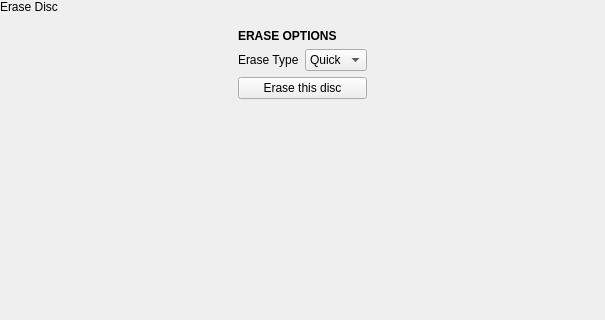
Qt form libthefrisbee/operations/eraseopticalpopover.ui (theCheeseboard/theFrisbee) before a commit; both pictures show x 0 to 605 and y 0 to 320 of the 605 by 510 pixel window.
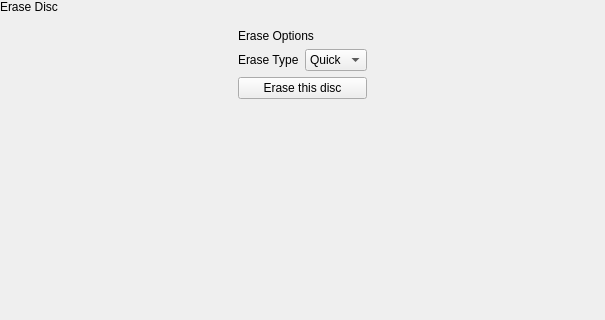
The same form after that commit. Icons and pictures are not drawn. Custom widgets are drawn as their Qt base class.

What changed in the file:
```diff
--- a/libthefrisbee/operations/eraseopticalpopover.ui
+++ b/libthefrisbee/operations/eraseopticalpopover.ui
@@ -59,14 +59,9 @@
         <widget class="QWidget" name="optionsWidget" native="true">
          <layout class="QGridLayout" name="gridLayout">
           <item row="0" column="0" colspan="2">
-           <widget class="QLabel" name="label">
-            <property name="font">
-             <font>
-              <bold>true</bold>
-             </font>
-            </property>
+           <widget class="tSubtitleLabel" name="label">
             <property name="text">
-             <string>ERASE OPTIONS</string>
+             <string>Erase Options</string>
             </property>
            </widget>
           </item>
@@ -226,6 +221,11 @@
     <signal>backButtonClicked()</signal>
    </slots>
   </customwidget>
+  <customwidget>
+   <class>tSubtitleLabel</class>
+   <extends>QLabel</extends>
+   <header location="global">tsubtitlelabel.h</header>
+  </customwidget>
  </customwidgets>
  <resources/>
  <connections/>
```
